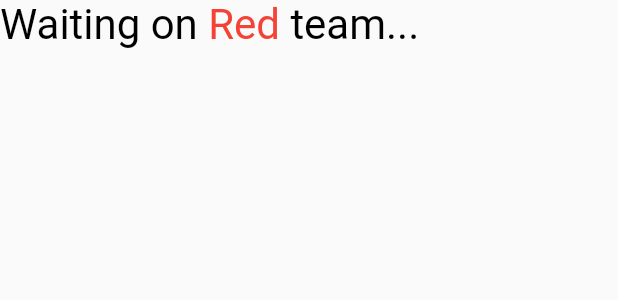
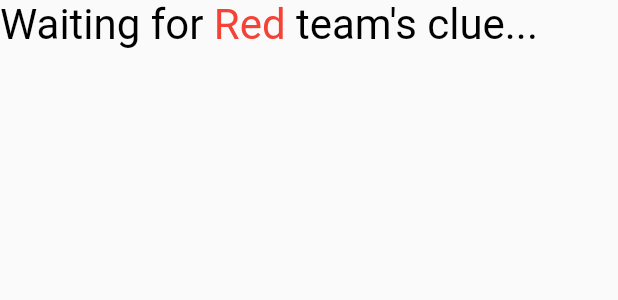
Before and after one commit to alexsullivan114/card-guesses, a Flutter app: the AwaitingClueDisplay widget shown alone on an empty page, opened directly with empty values, on a phone screen of 412 x 824 dp. Shown: the top 300 px of the screen. Run offline on Flutter 3.47's test engine with Material 2 defaults, Android fonts, the phone set to English and light mode, and no system bars; our stand-ins replace shared_preferences; accounts and stored records are empty; generated files the repository leaves out were written again; network calls fail.

Commit message:
Tweak awaiting language

```diff
--- a/guess_my_cards/lib/game/clueDisplay/AwaitingClueDisplay.dart
+++ b/guess_my_cards/lib/game/clueDisplay/AwaitingClueDisplay.dart
@@ -13,11 +13,11 @@ class AwaitingClueDisplay extends StatelessWidget {
         text: TextSpan(
             style: TextStyle(fontSize: 28.0, color: Colors.black),
             children: [
-          TextSpan(text: "Waiting on"),
+          TextSpan(text: "Waiting for"),
           TextSpan(
               text: " ${_awaitingTeam.name}",
               style: TextStyle(color: _awaitingTeam.color)),
-          TextSpan(text: " team..."),
+          TextSpan(text: " team's clue..."),
         ]));
   }
 }
```
